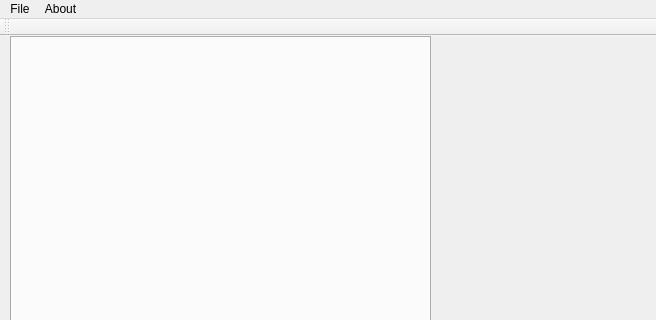
First picture: the form in src/mainwindow.ui, repository kalalannn/qt-chess, before the edit; both pictures show x 0 to 656 and y 0 to 320 of the 656 by 531 pixel window.
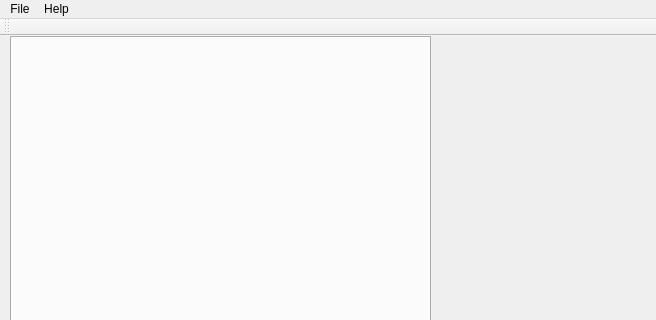
Second picture: the form after the edit.

```diff
--- a/src/mainwindow.ui
+++ b/src/mainwindow.ui
@@ -51,7 +51,7 @@
    </widget>
    <widget class="QMenu" name="menuAbout">
     <property name="title">
-     <string>About</string>
+     <string>Help</string>
     </property>
    </widget>
    <addaction name="menuFile"/>
```
Left out of the diff: 6 changed lines with no effect on the pictures.
